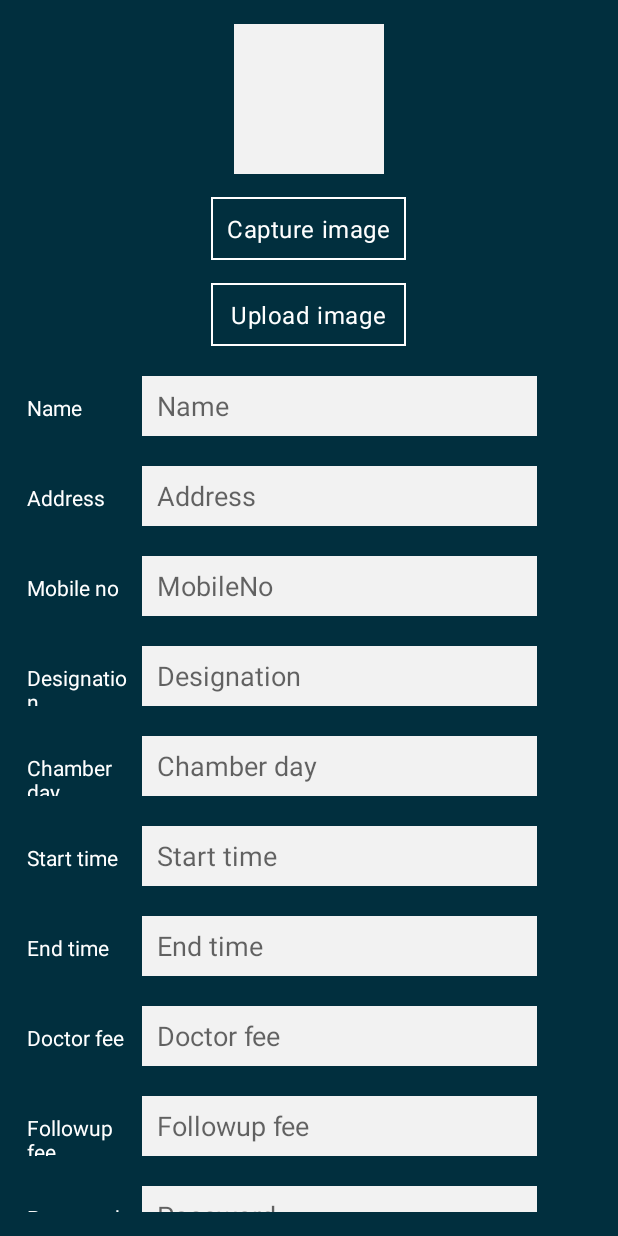
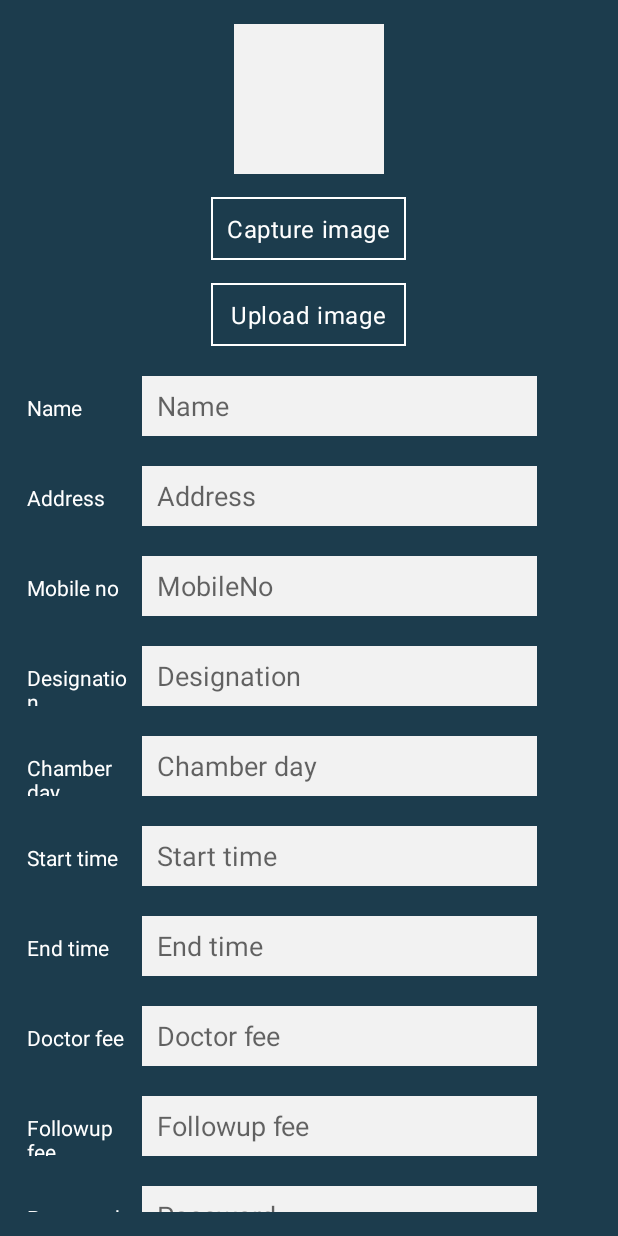
Before and after one commit to IshtiaqueRahmanTonmoy/PatientManagement, an Android app: the DoctorRegistrationActivity screen opened directly, with no data from a screen before it, on a phone screen of 412 x 824 dp. Run offline under Robolectric (Android 15) with nearby library versions, the phone set to English and light mode, and no system bars; 1 statement that could not run was skipped.

Commit message:
latest commit

```diff
--- a/app/src/main/java/com/patientmanagement/activity/DoctorRegistrationActivity.java
+++ b/app/src/main/java/com/patientmanagement/activity/DoctorRegistrationActivity.java
@@ -26,6 +26,7 @@ import android.widget.Toast;
 
 import org.apache.http.NameValuePair;
 import org.apache.http.message.BasicNameValuePair;
+import org.json.JSONArray;
 import org.json.JSONException;
 import org.json.JSONObject;
 
@@ -45,9 +46,10 @@ import patientsmanagement.patientmanagement.patientsmanagementsystem.R;
 public class DoctorRegistrationActivity extends AppCompatActivity {
 
     private static final String REGISTER_URL = "http://darumadhaka.com/patientmanagement/doctorregistration.php";
+    private static final String GETPHONE_URL = "http://darumadhaka.com/patientmanagement/getalldoctorno.php";
     private int PICK_IMAGE_REQUEST = 1;
     private static final String TAG_SUCCESS = "success";
-
+    public static final String KEY_PHONE = "phone";
     public static final String KEY_NAME = "name";
     public static final String KEY_Image = "image";
     public static final String KEY_Address = "address";
@@ -58,10 +60,11 @@ public class DoctorRegistrationActivity extends AppCompatActivity {
     public static final String KEY_Doctorfee = "doctorfee";
     public static final String KEY_Followupfee = "followupfeee";
     public static final String KEY_Password = "password";
-
+    public static final String TAG_ALLCONTACT = "alldoctor";
     String name,image,address,phone,expertise,chamberday,chambertime,startime,endtime,doctorfee,followupfee,password;
     TextView uploadimage;
     //Button uploadimage;
+    private JSONArray jsonArray;
     EditText nameEdt,addressEdt,phoneEdt,expertiseEdt, chamberdayEdt,startEdt, endEdt,doctorfeeEdt,followupfeeEdt,passwordEdt;
     ImageView doctorimagepic;
     AlertDialog.Builder alertdialogbuilder;
@@ -75,7 +78,7 @@ public class DoctorRegistrationActivity extends AppCompatActivity {
     private ProgressDialog pDialog;
     Button signup;
     StringBuffer responseText = new StringBuffer();
-
+    ArrayList<String> alist;
     String[] AlertDialogItems = new String[]{
             "E.N.T Specialist",
             "Child Health specialist",
@@ -123,6 +126,9 @@ public class DoctorRegistrationActivity extends AppCompatActivity {
             StrictMode.setThreadPolicy(policy);
         }
 
+        new DownloadJSON().execute();
+
+        alist = new ArrayList<String>();
        // uploadimage = (Button) findViewById(R.id.imageupload);
         uploadimage = (TextView) findViewById(R.id.imageupload);
         nameEdt = (EditText) findViewById(R.id.name);
@@ -443,6 +449,13 @@ public class DoctorRegistrationActivity extends AppCompatActivity {
                     @Override
                     public void afterTextChanged(Editable s) {
                         phoneEdt.setError(null);
+                        String search = phoneEdt.getText().toString();
+                        for(String str: alist) {
+                            if(str.trim().contains(search)){
+                                //Toast.makeText(RegistrationActivity.this, "This name already contains", Toast.LENGTH_SHORT).show();
+                                phoneEdt.setError("This mobile no is already in used");
+                            }
+                        }
                     }
                 });
 
@@ -665,4 +678,43 @@ public class DoctorRegistrationActivity extends AppCompatActivity {
         }
 
     }
+
+    private class DownloadJSON extends AsyncTask<String, String, String> {
+
+        @Override
+        protected String doInBackground(String... params) {
+            runOnUiThread(new Runnable() {
+                @Override
+                public void run() {
+                    List<NameValuePair>param = new ArrayList<NameValuePair>();
+                    JSONObject json= jsonParser.makeHttpRequest(GETPHONE_URL,"GET",param);
+
+                    try {
+                        // Checking for SUCCESS TAG
+                        int success = json.getInt(TAG_SUCCESS);
+
+                        if (success == 1) {
+                            // products found
+                            // Getting Array of Products
+                            jsonArray = json.getJSONArray(TAG_ALLCONTACT);
+
+                            // looping through All Products
+                            for (int i = 0; i < jsonArray.length(); i++) {
+                                JSONObject c = jsonArray.getJSONObject(i);
+                                // Storing each json item in variable
+                                phone = c.getString(KEY_PHONE);
+                                alist.add(phone);
+
+                            }
+                        } else {
+                        }
+                    } catch (JSONException e) {
+                        e.printStackTrace();
+                    }
+
+                }
+            });
+            return null;
+        }
+    }
 }
--- a/app/src/main/res/layout-sw320dp/activity_doctor_dashboard.xml
+++ b/app/src/main/res/layout-sw320dp/activity_doctor_dashboard.xml
@@ -4,7 +4,7 @@
     android:layout_width="match_parent"
     android:layout_height="match_parent"
     android:orientation="vertical"
-    android:background="@color/colorPrimary"
+    android:background="#1c3c4d"
     tools:context="com.patientmanagement.activity.PatientDashboard">
 
     <LinearLayout
--- a/app/src/main/res/layout-sw320dp/activity_main.xml
+++ b/app/src/main/res/layout-sw320dp/activity_main.xml
@@ -4,7 +4,7 @@
     android:layout_width="match_parent"
     android:layout_height="match_parent"
     android:orientation="vertical"
-    android:background="@color/colorSky">
+    android:background="#1c3c4d">
 
 
     <LinearLayout
--- a/app/src/main/res/layout-sw320dp/activity_patient_dashboard.xml
+++ b/app/src/main/res/layout-sw320dp/activity_patient_dashboard.xml
@@ -4,7 +4,7 @@
     android:layout_width="match_parent"
     android:layout_height="match_parent"
     android:orientation="vertical"
-    android:background="@color/colorSky"
+    android:background="#1c3c4d"
     tools:context="com.patientmanagement.activity.PatientDashboard">
 
     <LinearLayout
--- a/app/src/main/res/layout-sw320dp/doctorlogin.xml
+++ b/app/src/main/res/layout-sw320dp/doctorlogin.xml
@@ -4,7 +4,7 @@
     android:layout_width="match_parent"
     android:layout_height="match_parent"
     android:orientation="vertical"
-    android:background="@color/colorSky">
+    android:background="#1c3c4d">
 
 
     <LinearLayout
--- a/app/src/main/res/layout-sw320dp/doctorregistration.xml
+++ b/app/src/main/res/layout-sw320dp/doctorregistration.xml
@@ -2,7 +2,7 @@
     xmlns:tools="http://schemas.android.com/tools"
     android:layout_width="match_parent"
     android:layout_height="match_parent"
-    android:background="@color/colorSky"
+    android:background="#1c3c4d"
     android:orientation="vertical"
     android:paddingBottom="@dimen/activity_vertical_margin"
     android:paddingLeft="@dimen/activity_horizontal_margin"
--- a/app/src/main/res/layout-sw320dp/register_activity.xml
+++ b/app/src/main/res/layout-sw320dp/register_activity.xml
@@ -2,7 +2,7 @@
     xmlns:tools="http://schemas.android.com/tools"
     android:layout_width="match_parent"
     android:layout_height="match_parent"
-    android:background="@color/colorSky"
+    android:background="#1c3c4d"
     android:orientation="vertical"
     android:paddingBottom="@dimen/activity_vertical_margin"
     android:paddingLeft="@dimen/activity_horizontal_margin"
--- a/app/src/main/res/layout-sw360dp/activity_doctor_dashboard.xml
+++ b/app/src/main/res/layout-sw360dp/activity_doctor_dashboard.xml
@@ -4,7 +4,7 @@
     android:layout_width="match_parent"
     android:layout_height="match_parent"
     android:orientation="vertical"
-    android:background="@color/colorPrimary"
+    android:background="#1c3c4d"
     tools:context="com.patientmanagement.activity.PatientDashboard">
 
     <LinearLayout
--- a/app/src/main/res/layout-sw360dp/activity_main.xml
+++ b/app/src/main/res/layout-sw360dp/activity_main.xml
@@ -4,7 +4,7 @@
     android:layout_width="match_parent"
     android:layout_height="match_parent"
     android:orientation="vertical"
-    android:background="@color/colorSky">
+    android:background="#1c3c4d">
 
 
     <LinearLayout
--- a/app/src/main/res/layout-sw360dp/activity_patient_dashboard.xml
+++ b/app/src/main/res/layout-sw360dp/activity_patient_dashboard.xml
@@ -4,7 +4,7 @@
     android:layout_width="match_parent"
     android:layout_height="match_parent"
     android:orientation="vertical"
-    android:background="@color/colorSky"
+    android:background="#1c3c4d"
     tools:context="com.patientmanagement.activity.PatientDashboard">
 
     <LinearLayout
--- a/app/src/main/res/layout-sw360dp/doctorlogin.xml
+++ b/app/src/main/res/layout-sw360dp/doctorlogin.xml
@@ -4,7 +4,7 @@
     android:layout_width="match_parent"
     android:layout_height="match_parent"
     android:orientation="vertical"
-    android:background="@color/colorSky">
+    android:background="#1c3c4d">
 
 
     <LinearLayout
--- a/app/src/main/res/layout-sw360dp/doctorregistration.xml
+++ b/app/src/main/res/layout-sw360dp/doctorregistration.xml
@@ -2,7 +2,7 @@
     xmlns:tools="http://schemas.android.com/tools"
     android:layout_width="match_parent"
     android:layout_height="match_parent"
-    android:background="@color/colorSky"
+    android:background="#1c3c4d"
     android:orientation="vertical"
     android:paddingBottom="@dimen/activity_vertical_margin"
     android:paddingLeft="@dimen/activity_horizontal_margin"
--- a/app/src/main/res/layout-sw360dp/register_activity.xml
+++ b/app/src/main/res/layout-sw360dp/register_activity.xml
@@ -2,7 +2,7 @@
     xmlns:tools="http://schemas.android.com/tools"
     android:layout_width="match_parent"
     android:layout_height="match_parent"
-    android:background="@color/colorSky"
+    android:background="#1c3c4d"
     android:orientation="vertical"
     android:paddingBottom="@dimen/activity_vertical_margin"
     android:paddingLeft="@dimen/activity_horizontal_margin"
--- a/app/src/main/res/layout/activity_doctor_dashboard.xml
+++ b/app/src/main/res/layout/activity_doctor_dashboard.xml
@@ -4,7 +4,7 @@
     android:layout_width="match_parent"
     android:layout_height="match_parent"
     android:orientation="vertical"
-    android:background="@color/colorPrimary"
+    android:background="#1c3c4d"
     tools:context="com.patientmanagement.activity.PatientDashboard">
 
     <LinearLayout
--- a/app/src/main/res/layout/activity_main.xml
+++ b/app/src/main/res/layout/activity_main.xml
@@ -4,7 +4,7 @@
     android:layout_width="match_parent"
     android:layout_height="match_parent"
     android:orientation="vertical"
-    android:background="@color/colorSky">
+    android:background="#1c3c4d">
 
 
     <LinearLayout
--- a/app/src/main/res/layout/activity_patient_dashboard.xml
+++ b/app/src/main/res/layout/activity_patient_dashboard.xml
@@ -4,7 +4,7 @@
     android:layout_width="match_parent"
     android:layout_height="match_parent"
     android:orientation="vertical"
-    android:background="@color/colorSky"
+    android:background="#1c3c4d"
     tools:context="com.patientmanagement.activity.PatientDashboard">
 
     <LinearLayout
--- a/app/src/main/res/layout/doctorlogin.xml
+++ b/app/src/main/res/layout/doctorlogin.xml
@@ -4,7 +4,7 @@
     android:layout_width="match_parent"
     android:layout_height="match_parent"
     android:orientation="vertical"
-    android:background="@color/colorSky">
+    android:background="#1c3c4d">
 
 
     <LinearLayout
--- a/app/src/main/res/layout/doctorregistration.xml
+++ b/app/src/main/res/layout/doctorregistration.xml
@@ -2,7 +2,7 @@
     xmlns:tools="http://schemas.android.com/tools"
     android:layout_width="match_parent"
     android:layout_height="match_parent"
-    android:background="@color/colorSky"
+    android:background="#1c3c4d"
     android:orientation="vertical"
     android:paddingBottom="@dimen/activity_vertical_margin"
     android:paddingLeft="@dimen/activity_horizontal_margin"
--- a/app/src/main/res/layout/register_activity.xml
+++ b/app/src/main/res/layout/register_activity.xml
@@ -2,7 +2,7 @@
     xmlns:tools="http://schemas.android.com/tools"
     android:layout_width="match_parent"
     android:layout_height="match_parent"
-    android:background="@color/colorSky"
+    android:background="#1c3c4d"
     android:orientation="vertical"
     android:paddingBottom="@dimen/activity_vertical_margin"
     android:paddingLeft="@dimen/activity_horizontal_margin"
```
Also changed, not shown: app/src/main/java/com/patientmanagement/activity/RegistrationActivity.java (+31 -25 lines).
